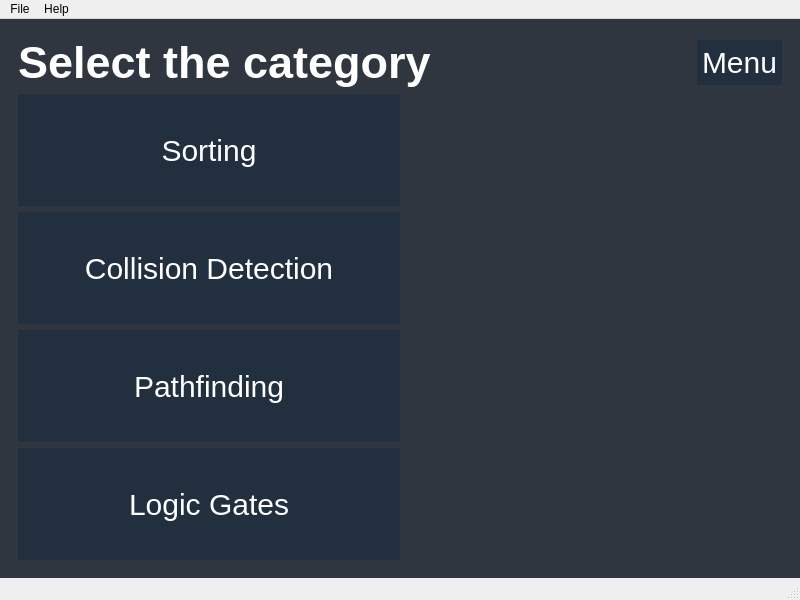
This is src/GUI/mainwindow.ui in yousifj129/Various-Visualizations as Qt 5 draws it before an edit. The edited form follows.
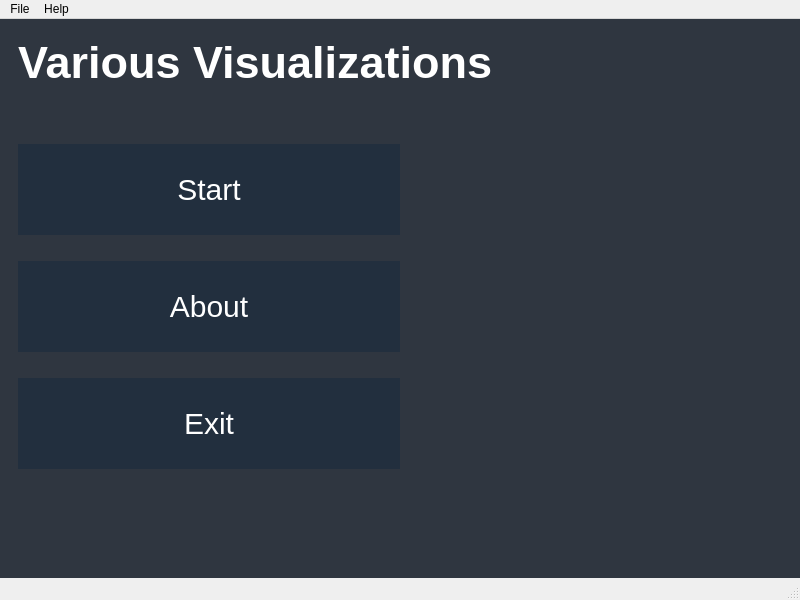
This is the edited form.

What changed in the file:
```diff
--- a/src/GUI/mainwindow.ui
+++ b/src/GUI/mainwindow.ui
@@ -32,7 +32,7 @@
        <bool>false</bool>
       </property>
       <property name="currentIndex">
-       <number>1</number>
+       <number>0</number>
       </property>
       <widget class="QWidget" name="MainMenu">
        <property name="styleSheet">
@@ -225,316 +225,6 @@
         </item>
        </layout>
       </widget>
-      <widget class="QWidget" name="CategoryMenu">
-       <property name="styleSheet">
-        <string notr="true">QPushButton{
-font-size:30px;
-border:0;
-padding:5px;
-background-color:#222f3e;
-color:white;
-}
-
-QPushButton:hover{
-	background-color:#576574;
-}</string>
-       </property>
-       <layout class="QVBoxLayout" name="verticalLayout_5">
-        <item>
-         <layout class="QVBoxLayout" name="verticalLayout_4">
-          <item>
-           <layout class="QHBoxLayout" name="horizontalLayout_9">
-            <item>
-             <widget class="QLabel" name="label_2">
-              <property name="styleSheet">
-               <string notr="true">QLabel{
-font-size:45px;
-font-weight:bold;
-color:white;
-}</string>
-              </property>
-              <property name="text">
-               <string>Select the category</string>
-              </property>
-             </widget>
-            </item>
-            <item>
-             <spacer name="horizontalSpacer_8">
-              <property name="orientation">
-               <enum>Qt::Horizontal</enum>
-              </property>
-              <property name="sizeHint" stdset="0">
-               <size>
-                <width>40</width>
-                <height>20</height>
-               </size>
-              </property>
-             </spacer>
-            </item>
-            <item>
-             <widget class="QPushButton" name="pushButton_5">
-              <property name="text">
-               <string>Menu</string>
-              </property>
-             </widget>
-            </item>
-           </layout>
-          </item>
-          <item>
-           <layout class="QHBoxLayout" name="horizontalLayout">
-            <item>
-             <widget class="QPushButton" name="pushButton">
-              <property name="sizePolicy">
-               <sizepolicy hsizetype="Expanding" vsizetype="Expanding">
-                <horstretch>0</horstretch>
-                <verstretch>0</verstretch>
-               </sizepolicy>
-              </property>
-              <property name="text">
-               <string>Sorting</string>
-              </property>
-             </widget>
-            </item>
-            <item>
-             <spacer name="horizontalSpacer_4">
-              <property name="orientation">
-               <enum>Qt::Horizontal</enum>
-              </property>
-              <property name="sizeHint" stdset="0">
-               <size>
-                <width>40</width>
-                <height>20</height>
-               </size>
-              </property>
-             </spacer>
-            </item>
-           </layout>
-          </item>
-          <item>
-           <layout class="QHBoxLayout" name="horizontalLayout_3">
-            <item>
-             <widget class="QPushButton" name="pushButton_2">
-              <property name="sizePolicy">
-               <sizepolicy hsizetype="Expanding" vsizetype="Expanding">
-                <horstretch>0</horstretch>
-                <verstretch>0</verstretch>
-               </sizepolicy>
-              </property>
-              <property name="text">
-               <string>Collision Detection</string>
-              </property>
-             </widget>
-            </item>
-            <item>
-             <spacer name="horizontalSpacer_5">
-              <property name="orientation">
-               <enum>Qt::Horizontal</enum>
-              </property>
-              <property name="sizeHint" stdset="0">
-               <size>
-                <width>40</width>
-                <height>20</height>
-               </size>
-              </property>
-             </spacer>
-            </item>
-           </layout>
-          </item>
-          <item>
-           <layout class="QHBoxLayout" name="horizontalLayout_7">
-            <item>
-             <widget class="QPushButton" name="pushButton_4">
-              <property name="sizePolicy">
-               <sizepolicy hsizetype="Expanding" vsizetype="Expanding">
-                <horstretch>0</horstretch>
-                <verstretch>0</verstretch>
-               </sizepolicy>
-              </property>
-              <property name="text">
-               <string>Pathfinding</string>
-              </property>
-             </widget>
-            </item>
-            <item>
-             <spacer name="horizontalSpacer_6">
-              <property name="orientation">
-               <enum>Qt::Horizontal</enum>
-              </property>
-              <property name="sizeHint" stdset="0">
-               <size>
-                <width>40</width>
-                <height>20</height>
-               </size>
-              </property>
-             </spacer>
-            </item>
-           </layout>
-          </item>
-          <item>
-           <layout class="QHBoxLayout" name="horizontalLayout_8">
-            <item>
-             <widget class="QPushButton" name="pushButton_3">
-              <property name="sizePolicy">
-               <sizepolicy hsizetype="Expanding" vsizetype="Expanding">
-                <horstretch>0</horstretch>
-                <verstretch>0</verstretch>
-               </sizepolicy>
-              </property>
-              <property name="text">
-               <string>Logic Gates</string>
-              </property>
-             </widget>
-            </item>
-            <item>
-             <spacer name="horizontalSpacer_7">
-              <property name="orientation">
-               <enum>Qt::Horizontal</enum>
-              </property>
-              <property name="sizeHint" stdset="0">
-               <size>
-                <width>40</width>
-                <height>20</height>
-               </size>
-              </property>
-             </spacer>
-            </item>
-           </layout>
-          </item>
-         </layout>
-        </item>
-       </layout>
-      </widget>
-      <widget class="QWidget" name="SortVisualization">
-       <property name="styleSheet">
-        <string notr="true">QPushButton{
-color:white;
-border:0;
-padding:10px;
-padding-left:30px;
-padding-right:30px;
-font-size:30px;
-background-color:#535c68;
-}
-
-QPushButton:hover{
-background-color:#576574;
-}
-
-QComboBox{
-padding:5px;
-font-size:25px;
-color:white;
-}
-
-QComboBox QAbstractItemView
-{
-padding:5px;
-font-size:25px;
-color:white;
-}
-
-</string>
-       </property>
-       <layout class="QHBoxLayout" name="horizontalLayout_2">
-        <item>
-         <widget class="QWidget" name="customWidget" native="true">
-          <property name="sizePolicy">
-           <sizepolicy hsizetype="Expanding" vsizetype="Preferred">
-            <horstretch>0</horstretch>
-            <verstretch>0</verstretch>
-           </sizepolicy>
-          </property>
-         </widget>
-        </item>
-        <item>
-         <layout class="QVBoxLayout" name="verticalLayout_2">
-          <item>
-           <widget class="QPushButton" name="startVisualizationButton">
-            <property name="styleSheet">
-             <string notr="true">QPushButton{
-color:lime;
-}</string>
-            </property>
-            <property name="text">
-             <string>Start</string>
-            </property>
-           </widget>
-          </item>
-          <item>
-           <widget class="QPushButton" name="stopVisualizationButton">
-            <property name="styleSheet">
-             <string notr="true">QPushButton{
-color:red;
-}</string>
-            </property>
-            <property name="text">
-             <string>Stop</string>
-            </property>
-           </widget>
-          </item>
-          <item>
-           <widget class="QPushButton" name="toMenuButton">
-            <property name="text">
-             <string>Menu</string>
-            </property>
-           </widget>
-          </item>
-          <item>
-           <widget class="QPushButton" name="resetButton">
-            <property name="text">
-             <string>Reset</string>
-            </property>
-           </widget>
-          </item>
-          <item>
-           <widget class="QComboBox" name="sortMethodCombo">
-            <item>
-             <property name="text">
-              <string>Bubble sort</string>
-             </property>
-            </item>
-            <item>
-             <property name="text">
-              <string>Insertion sort</string>
-             </property>
-            </item>
-            <item>
-             <property name="text">
-              <string>Selection sort</string>
-             </property>
-            </item>
-            <item>
-             <property name="text">
-              <string>Merge sort</string>
-             </property>
-            </item>
-            <item>
-             <property name="text">
-              <string>Quick sort</string>
-             </property>
-            </item>
-           </widget>
-          </item>
-          <item>
-           <spacer name="verticalSpacer_5">
-            <property name="orientation">
-             <enum>Qt::Vertical</enum>
-            </property>
-            <property name="sizeHint" stdset="0">
-             <size>
-              <width>20</width>
-              <height>40</height>
-             </size>
-            </property>
-           </spacer>
-          </item>
-         </layout>
-        </item>
-       </layout>
-      </widget>
-      <widget class="QWidget" name="CollisionVisualization"/>
-      <widget class="QWidget" name="PathfindingVisualization"/>
-      <widget class="QWidget" name="LogicGateVisualization"/>
      </widget>
     </item>
    </layout>
```
Left out of the diff: 2 changed lines with no effect on the pictures.
